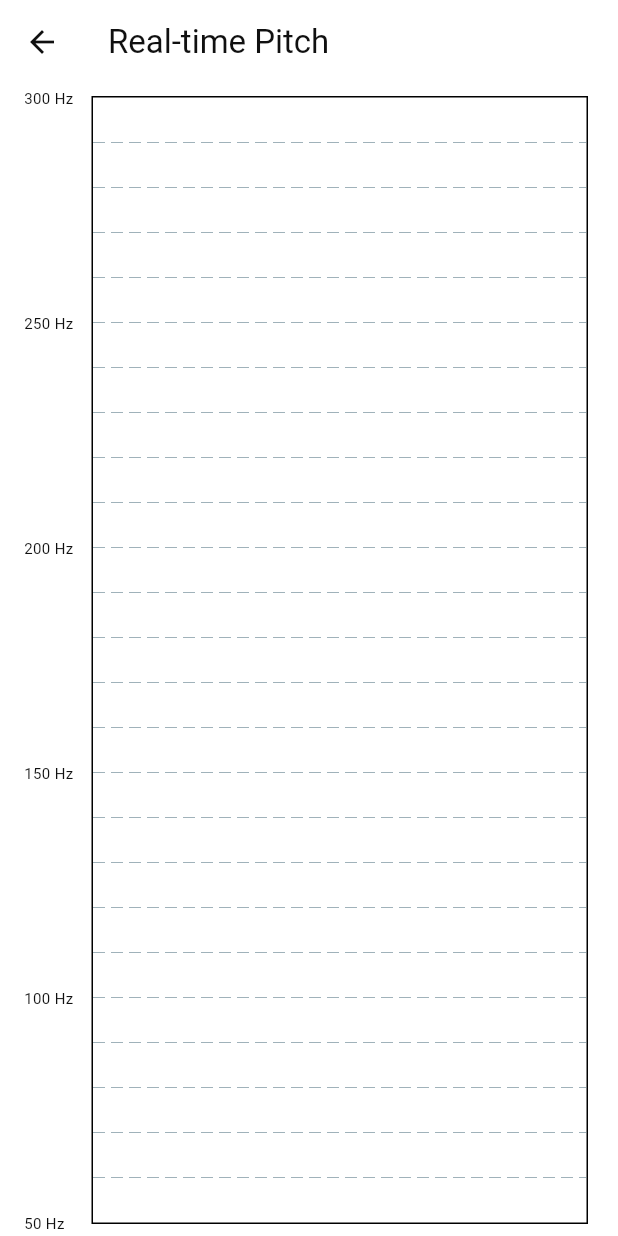
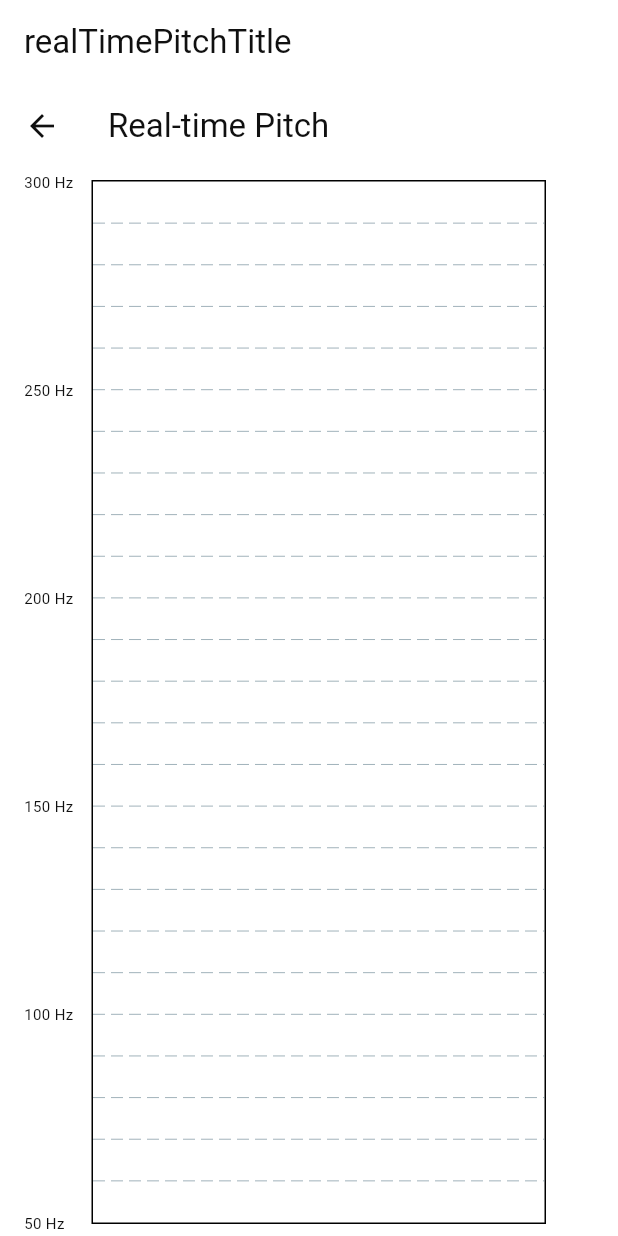
Before and after one commit to purushyb/ExamAnalyzer, a Flutter app: the screen it shows after launch, after a tap on "Check Pitch", on a phone screen of 412 x 824 dp. Run offline on Flutter 3.47's test engine with Material 3 defaults, Android fonts, the phone set to English and light mode, and no system bars; drawn by our look-alikes of fl_chart; our stand-ins replace file_picker, freezed_annotation, go_router, logger, permission_handler, shared_preferences and 1 more; missing offline and left inert: flutter_audio_capture, pitch_detector_dart; accounts and stored records are empty.

Commit message:
Added initial skeletion for appbar and navigation rail

```diff
--- /dev/null
+++ b/devtools_options.yaml
@@ -0,0 +1,3 @@
+description: This file stores settings for Dart & Flutter DevTools.
+documentation: https://docs.flutter.dev/tools/devtools/extensions#configure-extension-enablement-states
+extensions:
--- /dev/null
+++ b/lib/routing/models/route_item.dart
@@ -0,0 +1,56 @@
+import 'package:exam_analyzer/routing/routes.dart';
+import 'package:flutter/material.dart';
+
+enum RouteItem {
+  dashboard(
+    route: Routes.dashboard,
+    icon: Icons.dashboard,
+    titleKey: "dashboardScreenTitle",
+  ),
+  attempts(
+    route: Routes.attempts,
+    icon: Icons.list_alt,
+    titleKey: "attemptsListScreenTitle",
+  ),
+  addAttempt(
+    route: Routes.addAttempt,
+    icon: Icons.event,
+    titleKey: "addAttemptsScreenTitle",
+  ),
+  attemptDetails(
+    route: Routes.attemptDetails,
+    icon: Icons.event,
+    titleKey: "attemptDetailScreenTitle",
+  ),
+  nextExamDate(
+    route: Routes.nextExamDate,
+    icon: Icons.event,
+    titleKey: "nextExamDateScreenTitle",
+  ),
+  linkNotes(route: Routes.linkNotes, icon: Icons.event, titleKey: ""),
+  pitchDetection(
+    route: Routes.pitchDetection,
+    icon: Icons.graphic_eq,
+    titleKey: "realTimePitchTitle",
+  );
+
+  final String route;
+  final IconData icon;
+  final String titleKey;
+
+  const RouteItem({
+    required this.route,
+    required this.icon,
+    required this.titleKey,
+  });
+
+  static RouteItem fromRoute(String route) {
+    return RouteItem.values.firstWhere(
+      (item) => item.route == route,
+      orElse: () => RouteItem.dashboard,
+    );
+  }
+
+  static int indexFromRoute(String route) =>
+      RouteItem.values.indexOf(fromRoute(route));
+}
--- a/lib/routing/router.dart
+++ b/lib/routing/router.dart
@@ -1,5 +1,7 @@
 import 'dart:io';
 
+import 'package:exam_analyzer/routing/models/route_item.dart';
+import 'package:exam_analyzer/routing/widgets/shell_Scaffold.dart';
 import 'package:exam_analyzer/ui/attempts/viewmodels/add_attempt_viewmodel.dart';
 import 'package:exam_analyzer/ui/attempts/viewmodels/attempt_detail_viewmodel.dart';
 import 'package:exam_analyzer/ui/attempts/viewmodels/attempts_list_viewmodel.dart';
@@ -13,6 +15,7 @@
 import 'package:exam_analyzer/ui/next_exam_date/widgets/next_exam_date_screen.dart';
 import 'package:exam_analyzer/ui/notes/viewmodels/link_notes_viewmodel.dart';
 import 'package:exam_analyzer/ui/notes/widgets/link_notes_screen.dart';
+import 'package:flutter/material.dart';
 import 'package:go_router/go_router.dart';
 import 'package:provider/provider.dart';
 import '../ui/dashboard/viewmodels/dashboard_viewmodel.dart';
@@ -123,5 +126,12 @@
 GoRouter router() => GoRouter(
   initialLocation: Routes.dashboard,
   debugLogDiagnostics: true,
-  routes: _getRoutes(),
+  routes: [
+    ShellRoute(
+      builder: (context, state, child) {
+        return ShellScaffold(state: state, child: child);
+      },
+      routes: _getRoutes(),
+    ),
+  ],
 );
--- /dev/null
+++ b/lib/routing/widgets/root_app_bar.dart
@@ -0,0 +1,25 @@
+import 'package:flutter/material.dart';
+
+class RootAppBar extends StatefulWidget {
+  const RootAppBar({super.key, required this.title});
+  final String title;
+
+  @override
+  State<RootAppBar> createState() => _RootAppBarState();
+}
+
+class _RootAppBarState extends State<RootAppBar> {
+  String _currentTitle = "";
+  @override
+  void didUpdateWidget(covariant RootAppBar oldWidget) {
+    super.didUpdateWidget(oldWidget);
+    if (widget.title != oldWidget.title) {
+      _currentTitle = widget.title;
+    }
+  }
+
+  @override
+  Widget build(BuildContext context) {
+    return AppBar(title: Text(_currentTitle));
+  }
+}
--- /dev/null
+++ b/lib/routing/widgets/shell_scaffold.dart
@@ -0,0 +1,16 @@
+import 'package:exam_analyzer/routing/models/route_item.dart';
+import 'package:flutter/material.dart';
+import 'package:go_router/go_router.dart';
+
+class ShellScaffold extends StatelessWidget {
+  const ShellScaffold({super.key, required this.child, required this.state});
+  final Widget child;
+  final GoRouterState state;
+
+  @override
+  Widget build(BuildContext context) {
+    final location = state.uri.toString();
+    final title = RouteItem.fromRoute(location).titleKey;
+    return Scaffold(appBar: AppBar(title: Text(title)), body: child);
+  }
+}
--- a/lib/ui/audio/widgets/pitch_graph_widget.dart
+++ b/lib/ui/audio/widgets/pitch_graph_widget.dart
@@ -14,7 +14,7 @@
     return BaseView<PitchScreenViewModel>(
       appBarBuilder:
           (viewModel) => AppBar(
-            title: Text(AppLocalization.of(context).realTimePitchTitle),
+            title: Text(AppLocalization.of(context).realTimePitchScreenTitle),
           ),
       childBuilder:
           (viewModel) => BasePaddingWidget(
--- a/lib/ui/core/loacalization/app_localization.dart
+++ b/lib/ui/core/loacalization/app_localization.dart
@@ -12,6 +12,7 @@
     'addAttemptsScreenTitle': "Add Attempt",
     'attemptDetailScreenTitle': "Attempt Detail",
     'nextExamDateScreenTitle': "Next Exam Date",
+    'realTimePitchScreenTitle': "Real-time Pitch",
     'examDateTitle': "Exam Date",
     'attempts': "Attempts",
     'scoreTrend': 'Score Trend',
@@ -51,7 +52,6 @@
     'submitLinkTitle': "Submit link",
     'noNotesErrMsg': "Notes not added, click on link notes to add one",
     'retry': "Retry",
-    'realTimePitchTitle': "Real-time Pitch",
     'microphonePermissionError': "Microphone permission not granted",
   };
 
@@ -59,8 +59,12 @@
   static String _get(String label) =>
       _strings[label] ?? '[${label.toUpperCase()}]';
 
-  // Dashboardview
   String get dashboardScreenTitle => _get('dashboardScreenTitle');
+  String get attemptsListScreenTitle => _get('attemptsListScreenTitle');
+  String get addAttemptsScreenTitle => _get('addAttemptsScreenTitle');
+  String get attemptDetailScreenTitle => _get('attemptDetailScreenTitle');
+  String get nextExamDateScreenTitle => _get('nextExamDateScreenTitle');
+  String realTimePitchScreenTitle = _get('realTimePitchScreenTitle');
   String get scoreTrendTitle => _get('scoreTrend');
   String get attemptsTitle => _get('attempts');
   String get examDateTitle => _get('examDateTitle');
@@ -72,11 +76,6 @@
   String get gseScoreTitle => _get('gseScoreTitle');
   String subSkillTitle({String value = ""}) =>
       _get('subSkillTitle').replaceAll('{value}', value);
-
-  String get attemptsListScreenTitle => _get('attemptsListScreenTitle');
-  String get addAttemptsScreenTitle => _get('addAttemptsScreenTitle');
-  String get attemptDetailScreenTitle => _get('attemptDetailScreenTitle');
-  String get nextExamDateScreenTitle => _get('nextExamDateScreenTitle');
   String get skillBreakdown => _get('skillBreakdown');
   String overall({String value = ""}) =>
       _get('overall').replaceAll('{value}', value);
@@ -108,7 +107,6 @@
   String submitLinkTitle = _get("submitLinkTitle");
   String noNotesErrMsg = _get('noNotesErrMsg');
   String retryTitle = _get('retry');
-  String realTimePitchTitle = _get('realTimePitchTitle');
   String microphonePermissionError = _get('microphonePermissionError');
 }
 
```
